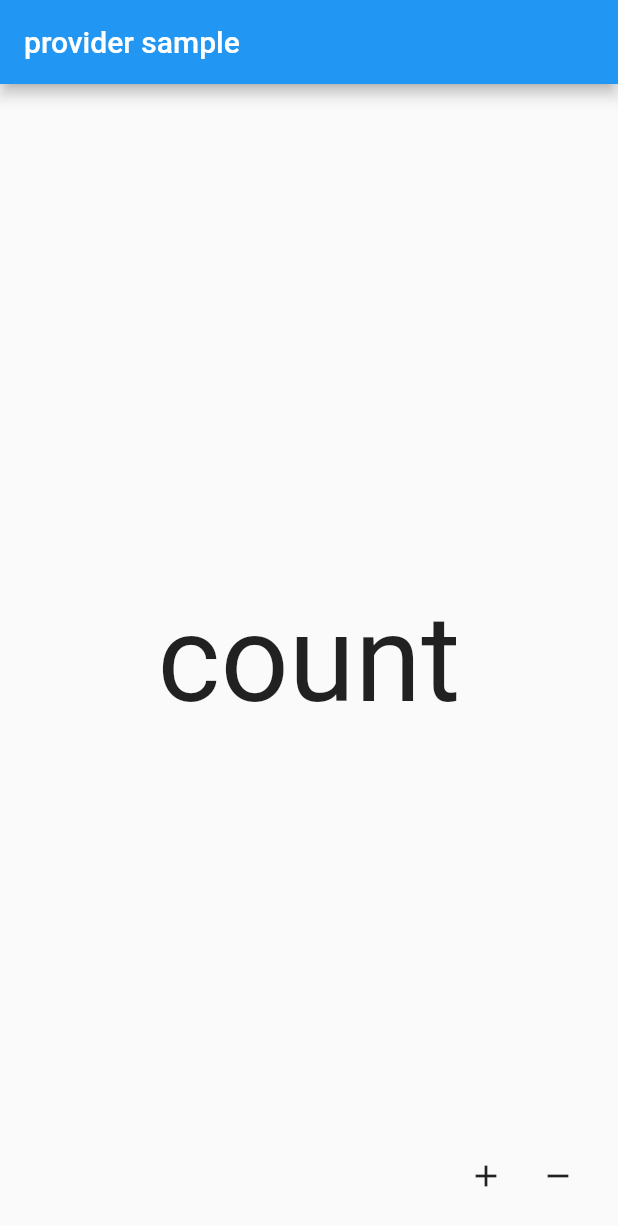
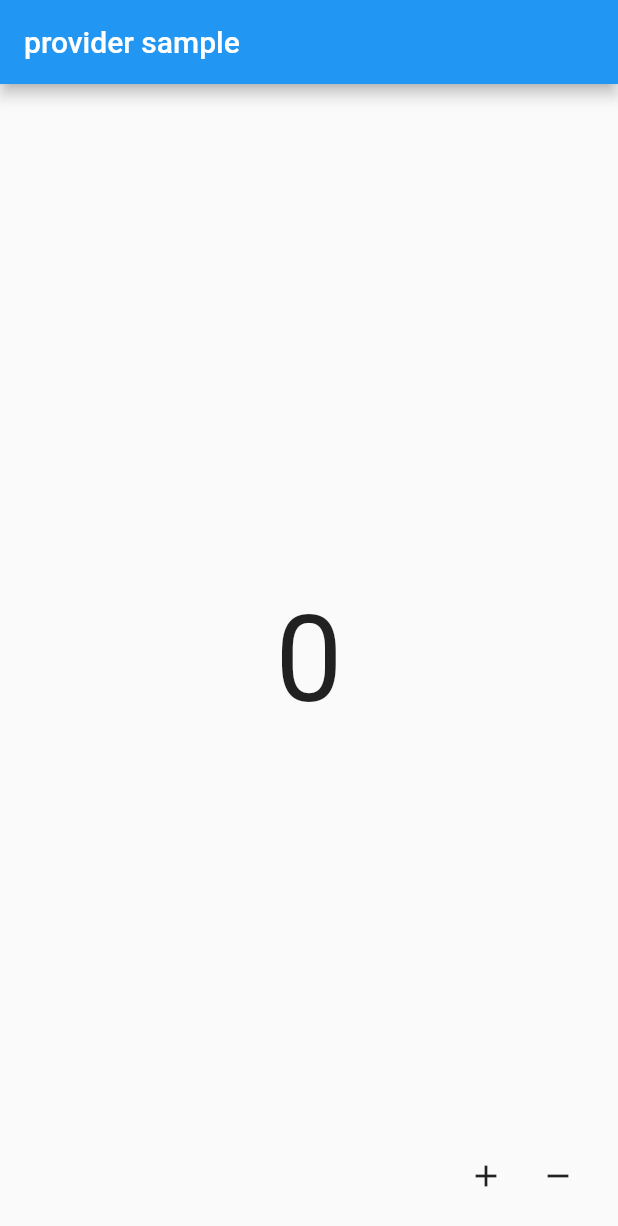
Before and after one commit to ParkGyeongHwan/Flutter_App_Practice, a Flutter app: the screen it shows after launch, on a phone screen of 412 x 824 dp. Shown: the top 1226 px of the screen. Run offline on Flutter 3.47's test engine with Material 2 defaults, Android fonts, the phone set to English and light mode, and no system bars.

Commit message:
count도 provider에서 받아오게하기

```diff
--- a/provider_practice/lib/src/provider/count_provider.dart
+++ b/provider_practice/lib/src/provider/count_provider.dart
@@ -2,6 +2,7 @@ import 'package:flutter/material.dart';
 
 class CountProvider extends ChangeNotifier {
   int _count = 0;
+  int get count => _count;
 
   add() {
     _count++;
--- a/provider_practice/lib/src/ui/count_home_widget.dart
+++ b/provider_practice/lib/src/ui/count_home_widget.dart
@@ -1,4 +1,6 @@
 import 'package:flutter/material.dart';
+import 'package:provider/provider.dart';
+import 'package:provider_practice/src/provider/count_provider.dart';
 
 class CountHomeWidget extends StatelessWidget {
   const CountHomeWidget({ Key? key }) : super(key: key);
@@ -7,7 +9,7 @@ class CountHomeWidget extends StatelessWidget {
   Widget build(BuildContext context) {
     return Center(
         child: Text(
-          'count',
+          Provider.of<CountProvider>(context).count.toString(),
           style: TextStyle(fontSize: 80),
           ),
         );
```
